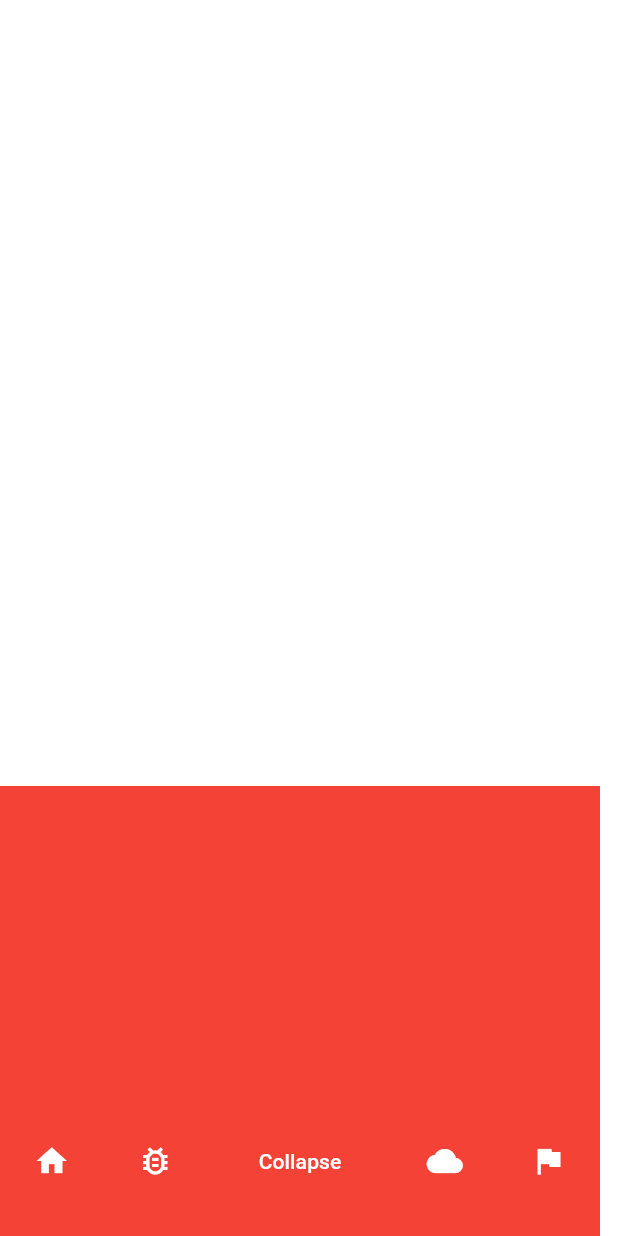
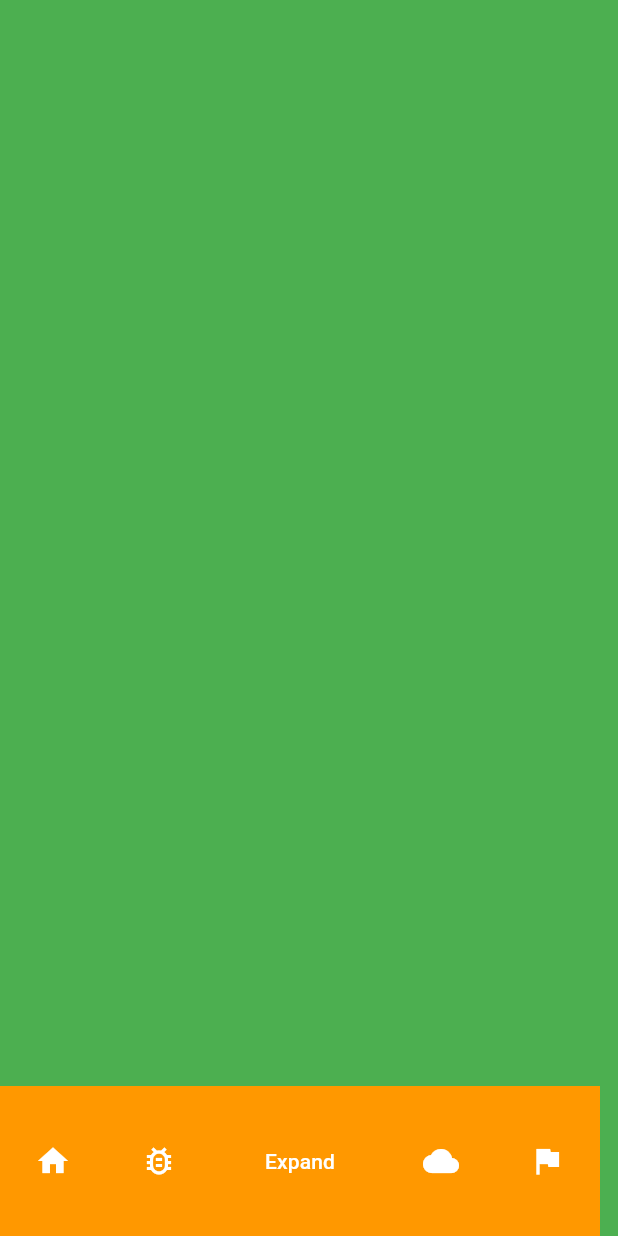
Before and after one commit to pawlik92/flutter_win_resize_bug, a Flutter app: the screen it shows after launch, after a tap on "Expand", on a phone screen of 412 x 824 dp. Run offline on Flutter 3.47's test engine with Material 2 defaults, Android fonts, the light colour scheme and no system bars; missing offline and left inert: dart:ffi, win32.

Commit message:
Added better colors to show problem. Removed setstate.

```diff
--- a/lib/main.dart
+++ b/lib/main.dart
@@ -52,15 +52,16 @@ class _MyHomePageState extends State<MyHomePage> {
 
   @override
   Widget build(BuildContext context) {
-    return Stack(
+    return ColoredBox(
+      color: Colors.green,
+      child: Stack(
         children: [
-        const SizedBox(),
           Positioned(
             bottom: 0,
             child: Container(
-            width: currentSize.width,
-            height: currentSize.height,
-            color: Colors.red,
+              width: defaultWindowSize.width,
+              height: defaultWindowSize.height,
+              color: Colors.orange,
               child: Column(
                 children: [
                   const Expanded(
@@ -93,6 +94,7 @@ class _MyHomePageState extends State<MyHomePage> {
             ),
           ),
         ],
+      ),
     );
   }
 
@@ -101,11 +103,11 @@ class _MyHomePageState extends State<MyHomePage> {
     var newSize = isExpanded ? const Size(400, 300) : defaultWindowSize;
 
     _resizeWindow(newSize);
-    if (mounted) {
-      setState(() {
-        currentSize = newSize;
-      });
-    }
+    // if (mounted) {
+    //   setState(() {
+    //     currentSize = newSize;
+    //   });
+    // }
   }
 
   void _resizeWindow(Size newSize) async {
```
Lines whose indentation alone changed are shown as unchanged.
